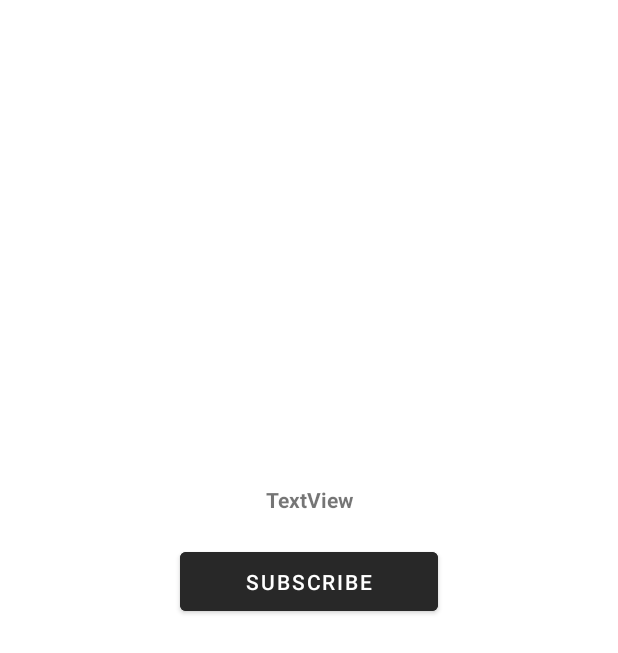
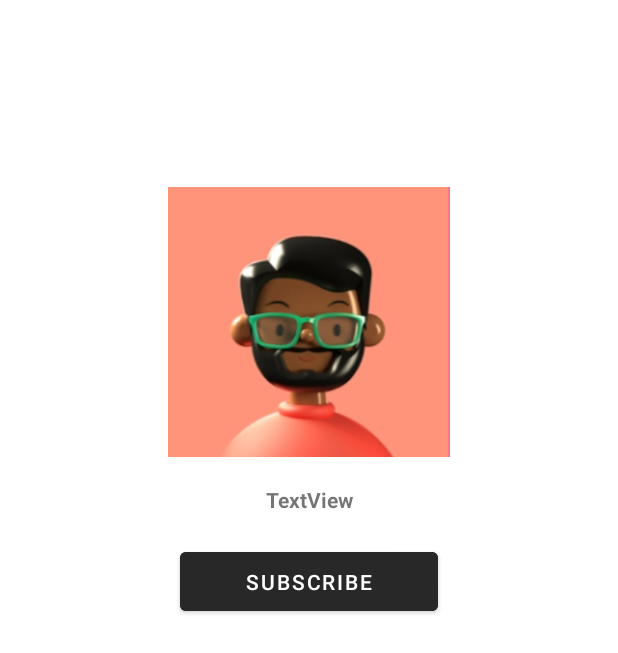
Before and after one commit to SyirhelJera/Ex4, an Android app: the layout activity_creator.xml on its own in the app's theme, with its tools: preview values and no code run, on a phone screen of 412 x 824 dp. Shown: the top 653 px of the screen. Run offline under Robolectric (Android 15) with nearby library versions, the phone set to English and light mode, and no system bars.

```diff
--- a/app/src/main/AndroidManifest.xml
+++ b/app/src/main/AndroidManifest.xml
@@ -1,6 +1,7 @@
 <?xml version="1.0" encoding="utf-8"?>
 <manifest xmlns:android="http://schemas.android.com/apk/res/android"
     xmlns:tools="http://schemas.android.com/tools">
+
     <uses-permission android:name="android.permission.READ_EXTERNAL_STORAGE" />
 
     <application
@@ -12,6 +13,9 @@
         android:supportsRtl="true"
         android:theme="@style/Theme.Ex3"
         tools:targetApi="31">
+        <activity
+            android:name=".Creator"
+            android:exported="false" />
         <activity
             android:name=".Detailed"
             android:exported="false" />
--- a/app/src/main/java/ph/edu/dlsu/mobdeve/mojicajera/ex3/MainActivity.kt
+++ b/app/src/main/java/ph/edu/dlsu/mobdeve/mojicajera/ex3/MainActivity.kt
@@ -59,5 +59,11 @@ class MainActivity : AppCompatActivity() {
             startActivity(intent)
         }
 
+        videoAdapter.onButtonClick = {
+            val intent = Intent (this, Creator::class.java)
+            intent.putExtra("Creator", it)
+            startActivity(intent)
+        }
+
     }
 }
--- a/app/src/main/res/layout/activity_creator.xml
+++ b/app/src/main/res/layout/activity_creator.xml
@@ -12,7 +12,7 @@
         android:layout_width="188dp"
         android:layout_height="180dp"
         android:scaleType="centerCrop"
-        android:visibility="invisible"
+        android:visibility="visible"
         app:layout_constraintBottom_toTopOf="@+id/videoCreator"
         app:layout_constraintEnd_toEndOf="parent"
         app:layout_constraintStart_toStartOf="parent"
@@ -25,14 +25,14 @@
         android:layout_marginTop="640dp"
         android:gravity="center"
         android:text="TextView"
-        android:textColor="#282828"
+        android:textColor="@color/white"
         android:textSize="24sp"
         android:textStyle="bold"
         app:layout_constraintEnd_toEndOf="parent"
         app:layout_constraintHorizontal_bias="0.494"
         app:layout_constraintStart_toStartOf="parent"
         app:layout_constraintTop_toTopOf="parent"
-        tools:visibility="gone"/>
+        tools:visibility="gone" />
 
     <TextView
         android:id="@+id/videoCreator"
@@ -58,6 +58,7 @@
         android:layout_marginEnd="177dp"
         android:gravity="center"
         android:text="TextView"
+        android:textColor="@color/white"
         app:layout_constraintEnd_toEndOf="parent"
         app:layout_constraintStart_toStartOf="parent"
         app:layout_constraintTop_toBottomOf="@+id/videoTitle"
```
Also changed, not shown: app/src/main/java/ph/edu/dlsu/mobdeve/mojicajera/ex3/Creator.kt (added, +26 -0 lines), app/src/main/java/ph/edu/dlsu/mobdeve/mojicajera/ex3/VideoAdapter.kt (+7 -0 lines).
